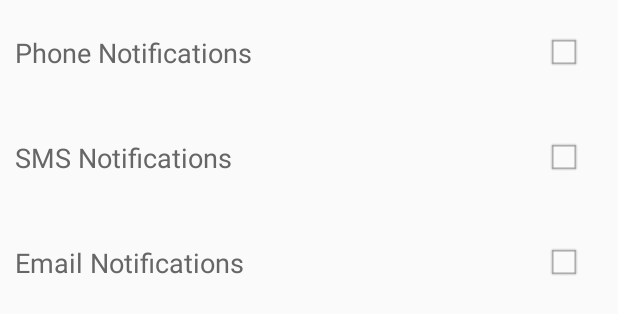
After one commit to TyMarc/pet-tracker, an Android app: the layout alerts.xml on its own in the app's theme, with its tools: preview values and no code run, on a phone screen of 412 x 824 dp. The commit adds this screen. Shown: the top 314 px of the screen. Run offline under Robolectric (Android 15) with nearby library versions, the phone set to English and light mode, and no system bars.

Commit message:
Alerts page

```diff
--- /dev/null
+++ b/app/src/main/res/layout/alerts.xml
@@ -0,0 +1,83 @@
+<?xml version="1.0" encoding="utf-8"?>
+<LinearLayout xmlns:android="http://schemas.android.com/apk/res/android"
+    android:layout_width="match_parent"
+    android:layout_height="match_parent"
+    android:orientation="vertical">
+
+    <RelativeLayout
+        android:id="@+id/alert_notification"
+        android:layout_width="match_parent"
+        android:layout_height="70dp"
+        android:layout_marginLeft="10dp"
+        android:background="@drawable/gen_black_sel">
+
+        <TextView
+            android:layout_width="wrap_content"
+            android:layout_height="wrap_content"
+            android:layout_centerVertical="true"
+            android:text="@string/notification_phone"
+            android:textColor="@color/dark_grey"
+            android:textSize="18sp" />
+
+        <ImageView
+            android:id="@+id/alert_notification_check"
+            android:layout_width="wrap_content"
+            android:layout_height="wrap_content"
+            android:layout_alignParentRight="true"
+            android:layout_centerVertical="true"
+            android:layout_marginRight="20dp"
+            android:src="@drawable/white_checkbox" />
+    </RelativeLayout>
+
+    <RelativeLayout
+        android:id="@+id/alert_sms"
+        android:layout_width="match_parent"
+        android:layout_height="70dp"
+        android:layout_marginLeft="10dp"
+        android:background="@drawable/gen_black_sel">
+
+        <TextView
+            android:layout_width="wrap_content"
+            android:layout_height="wrap_content"
+            android:layout_centerVertical="true"
+            android:text="@string/notification_sms"
+            android:textColor="@color/dark_grey"
+            android:textSize="18sp" />
+
+        <ImageView
+            android:id="@+id/alert_sms_check"
+            android:layout_width="wrap_content"
+            android:layout_height="wrap_content"
+            android:layout_alignParentRight="true"
+            android:layout_centerVertical="true"
+            android:layout_marginRight="20dp"
+            android:src="@drawable/white_checkbox" />
+    </RelativeLayout>
+
+    <RelativeLayout
+        android:id="@+id/alert_email"
+        android:layout_width="match_parent"
+        android:layout_height="70dp"
+        android:layout_marginLeft="10dp"
+        android:background="@drawable/gen_black_sel">
+
+        <TextView
+            android:layout_width="wrap_content"
+            android:layout_height="wrap_content"
+            android:layout_centerVertical="true"
+            android:text="@string/notification_email"
+            android:textColor="@color/dark_grey"
+            android:textSize="18sp" />
+
+        <ImageView
+            android:id="@+id/alert_email_check"
+            android:layout_width="wrap_content"
+            android:layout_height="wrap_content"
+            android:layout_alignParentRight="true"
+            android:layout_centerVertical="true"
+            android:layout_marginRight="20dp"
+            android:src="@drawable/white_checkbox" />
+    </RelativeLayout>
+
+
+</LinearLayout>
--- a/app/src/main/res/layout/zone_item.xml
+++ b/app/src/main/res/layout/zone_item.xml
@@ -9,8 +9,7 @@
         android:layout_width="wrap_content"
         android:layout_height="wrap_content"
         android:layout_centerVertical="true"
-        android:layout_marginLeft="10dp"
-        android:layout_toRightOf="@id/avatar" >
+        android:layout_marginLeft="10dp" >
 
         <TextView
             android:id="@+id/name"
--- a/app/src/main/res/menu/activity_main_drawer.xml
+++ b/app/src/main/res/menu/activity_main_drawer.xml
@@ -8,6 +8,8 @@
             android:title="@string/tracker" />
         <item android:id="@+id/nav_zones" android:icon="@android:drawable/ic_menu_compass"
             android:title="@string/zones" />
+        <item android:id="@+id/alerts" android:icon="@android:drawable/ic_dialog_alert"
+            android:title="@string/alerts" />
     </group>
 
     <item android:title="@string/settings">
--- a/app/src/main/res/values/strings.xml
+++ b/app/src/main/res/values/strings.xml
@@ -33,4 +33,8 @@
     <string name="register">Register</string>
     <string name="username_used">Username already used</string>
     <string name="minimum_characters">Minimum of 4 characters</string>
+    <string name="alerts">Alerts</string>
+    <string name="notification_phone">Phone Notifications</string>
+    <string name="notification_sms">SMS Notifications</string>
+    <string name="notification_email">Email Notifications</string>
 </resources>
```
Also changed, not shown: app/src/main/java/com/log330/pettracker/MainActivity.java (+23 -0 lines), app/src/main/res/layout/app_bar_main.xml (+10 -0 lines).
